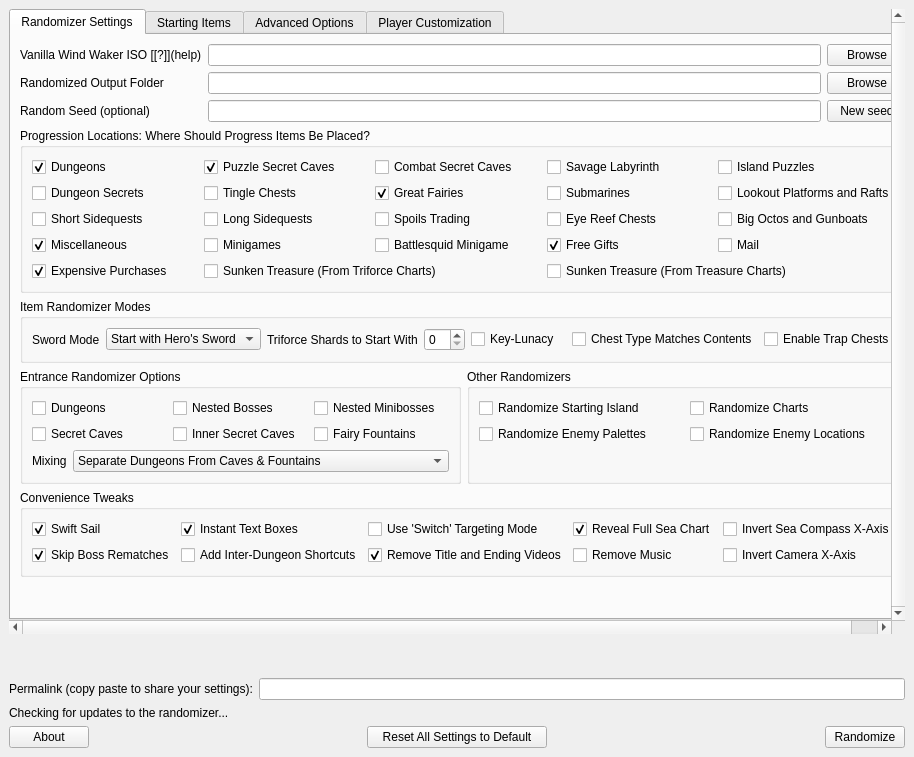
Old version of the form wwr_ui/randomizer_window.ui in the repository tanjo3/wwrando.
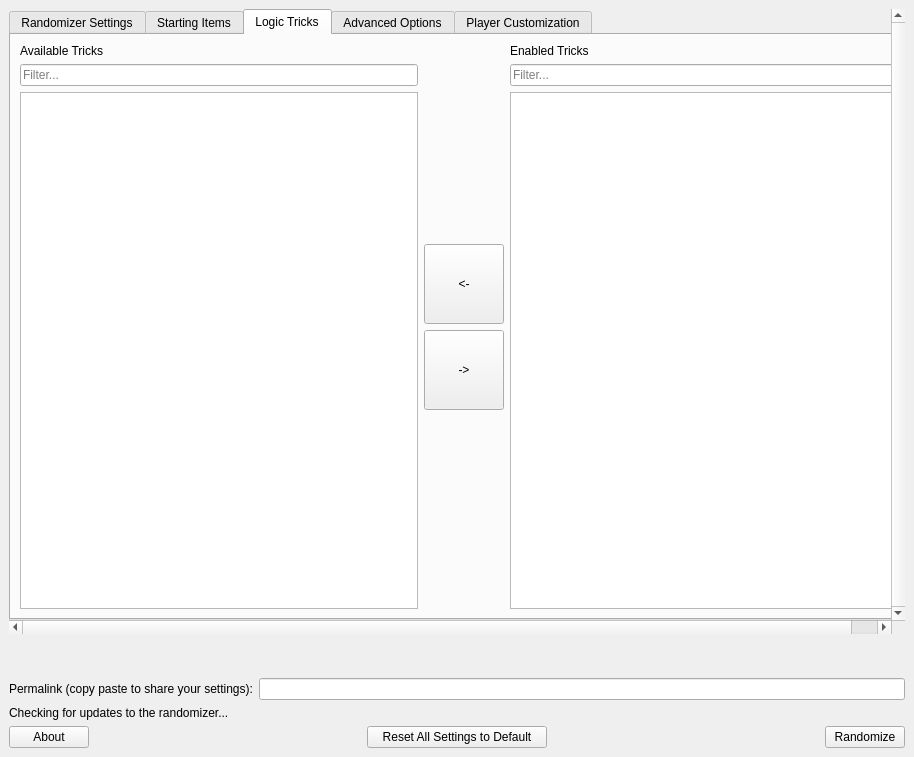
New version of the form. The open tabs and pages were chosen to show the change. Custom widgets are drawn as their Qt base class.

Commit message: Create new UI tab and filterable lists for tricks

What changed in the file:
```diff
--- a/wwr_ui/randomizer_window.ui
+++ b/wwr_ui/randomizer_window.ui
@@ -862,6 +862,139 @@
             </item>
            </layout>
           </widget>
+          <widget class="QWidget" name="tab_tricks">
+           <attribute name="title">
+            <string>Logic Tricks</string>
+           </attribute>
+           <layout class="QVBoxLayout" name="verticalLayout_tricks">
+            <item>
+             <layout class="QHBoxLayout" name="layout_tricks">
+              <item>
+               <layout class="QVBoxLayout" name="layout_available_tricks">
+                <item>
+                 <widget class="QLabel" name="label_for_available_tricks">
+                  <property name="text">
+                   <string>Available Tricks</string>
+                  </property>
+                 </widget>
+                </item>
+                <item>
+                 <widget class="QLineEdit" name="filter_available_tricks">
+                  <property name="placeholderText">
+                   <string>Filter...</string>
+                  </property>
+                 </widget>
+                </item>
+                <item>
+                 <widget class="QListView" name="available_tricks">
+                  <property name="font">
+                   <font>
+                    <pointsize>8</pointsize>
+                   </font>
+                  </property>
+                  <property name="editTriggers">
+                   <set>QAbstractItemView::NoEditTriggers</set>
+                  </property>
+                  <property name="selectionMode">
+                   <enum>QAbstractItemView::ExtendedSelection</enum>
+                  </property>
+                 </widget>
+                </item>
+               </layout>
+              </item>
+              <item>
+               <layout class="QVBoxLayout" name="layout_tricks_buttons">
+                <item>
+                 <spacer name="tricks_buttons_spacer_top">
+                  <property name="orientation">
+                   <enum>Qt::Vertical</enum>
+                  </property>
+                  <property name="sizeHint" stdset="0">
+                   <size>
+                    <width>20</width>
+                    <height>40</height>
+                   </size>
+                  </property>
+                 </spacer>
+                </item>
+                <item>
+                 <widget class="QPushButton" name="disable_trick">
+                  <property name="minimumSize">
+                   <size>
+                    <width>0</width>
+                    <height>80</height>
+                   </size>
+                  </property>
+                  <property name="text">
+                   <string>&lt;-</string>
+                  </property>
+                 </widget>
+                </item>
+                <item>
+                 <widget class="QPushButton" name="enable_trick">
+                  <property name="minimumSize">
+                   <size>
+                    <width>0</width>
+                    <height>80</height>
+                   </size>
+                  </property>
+                  <property name="text">
+                   <string>-&gt;</string>
+                  </property>
+                 </widget>
+                </item>
+                <item>
+                 <spacer name="tricks_buttons_spacer_bottom">
+                  <property name="orientation">
+                   <enum>Qt::Vertical</enum>
+                  </property>
+                  <property name="sizeHint" stdset="0">
+                   <size>
+                    <width>20</width>
+                    <height>40</height>
+                   </size>
+                  </property>
+                 </spacer>
+                </item>
+               </layout>
+              </item>
+              <item>
+               <layout class="QVBoxLayout" name="layout_enabled_tricks">
+                <item>
+                 <widget class="QLabel" name="label_for_enabled_tricks">
+                  <property name="text">
+                   <string>Enabled Tricks</string>
+                  </property>
+                 </widget>
+                </item>
+                <item>
+                 <widget class="QLineEdit" name="filter_enabled_tricks">
+                  <property name="placeholderText">
+                   <string>Filter...</string>
+                  </property>
+                 </widget>
+                </item>
+                <item>
+                 <widget class="QListView" name="enabled_tricks">
+                  <property name="font">
+                   <font>
+                    <pointsize>8</pointsize>
+                   </font>
+                  </property>
+                  <property name="editTriggers">
+                   <set>QAbstractItemView::NoEditTriggers</set>
+                  </property>
+                  <property name="selectionMode">
+                   <enum>QAbstractItemView::ExtendedSelection</enum>
+                  </property>
+                 </widget>
+                </item>
+               </layout>
+              </item>
+             </layout>
+            </item>
+           </layout>
+          </widget>
           <widget class="QWidget" name="tab_advanced">
            <attribute name="title">
             <string>Advanced Options</string>
```
Left out of the diff: 78 changed lines with no effect on the pictures. The commit also changes 2 other files.
